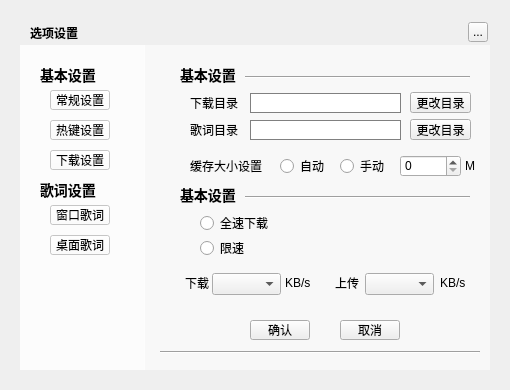
First picture: the form in musicUi/musicWidget/musicsettingwidget.ui, repository Greedysky/TTKMusicPlayer, before the edit.
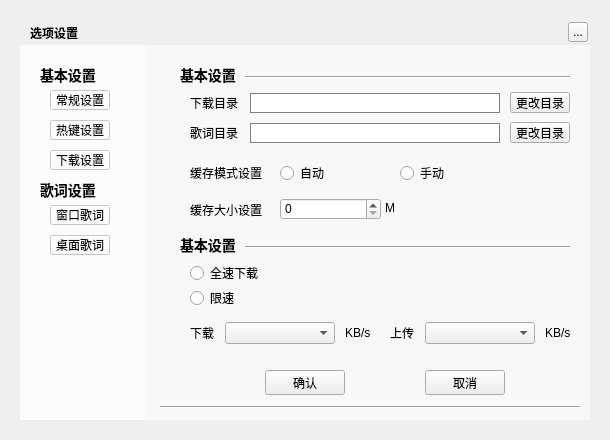
Second picture: the form after the edit. The open tabs and pages were chosen to show the change. Custom widgets are drawn as their Qt base class.

Commit message: update music setting widget[154980]

```diff
--- a/musicUi/musicWidget/musicsettingwidget.ui
+++ b/musicUi/musicWidget/musicsettingwidget.ui
@@ -6,8 +6,8 @@
    <rect>
     <x>0</x>
     <y>0</y>
-    <width>510</width>
-    <height>390</height>
+    <width>610</width>
+    <height>440</height>
    </rect>
   </property>
   <property name="windowTitle">
@@ -18,8 +18,8 @@
     <rect>
      <x>20</x>
      <y>20</y>
-     <width>470</width>
-     <height>350</height>
+     <width>570</width>
+     <height>400</height>
     </rect>
    </property>
    <property name="text">
@@ -45,7 +45,7 @@
   <widget class="QToolButton" name="topTitleCloseButton">
    <property name="geometry">
     <rect>
-     <x>468</x>
+     <x>568</x>
      <y>22</y>
      <width>20</width>
      <height>20</height>
@@ -60,8 +60,8 @@
     <rect>
      <x>160</x>
      <y>45</y>
-     <width>321</width>
-     <height>270</height>
+     <width>421</width>
+     <height>320</height>
     </rect>
    </property>
    <property name="currentIndex">
@@ -1125,7 +1125,7 @@
       <rect>
        <x>85</x>
        <y>30</y>
-       <width>225</width>
+       <width>325</width>
        <height>5</height>
       </rect>
      </property>
@@ -1169,7 +1169,7 @@
       <rect>
        <x>90</x>
        <y>48</y>
-       <width>151</width>
+       <width>250</width>
        <height>20</height>
       </rect>
      </property>
@@ -1180,9 +1180,9 @@
     <widget class="QPushButton" name="downloadDirButton">
      <property name="geometry">
       <rect>
-       <x>250</x>
+       <x>350</x>
        <y>47</y>
-       <width>61</width>
+       <width>60</width>
        <height>21</height>
       </rect>
      </property>
@@ -1194,7 +1194,7 @@
      <property name="geometry">
       <rect>
        <x>30</x>
-       <y>77</y>
+       <y>80</y>
        <width>51</width>
        <height>16</height>
       </rect>
@@ -1206,9 +1206,9 @@
     <widget class="QPushButton" name="downloadLrcDirButton">
      <property name="geometry">
       <rect>
-       <x>250</x>
-       <y>74</y>
-       <width>61</width>
+       <x>350</x>
+       <y>77</y>
+       <width>60</width>
        <height>21</height>
       </rect>
      </property>
@@ -1220,8 +1220,8 @@
      <property name="geometry">
       <rect>
        <x>90</x>
-       <y>75</y>
-       <width>151</width>
+       <y>78</y>
+       <width>250</width>
        <height>20</height>
       </rect>
      </property>
@@ -1233,7 +1233,7 @@
      <property name="geometry">
       <rect>
        <x>30</x>
-       <y>113</y>
+       <y>157</y>
        <width>81</width>
        <height>16</height>
       </rect>
@@ -1246,7 +1246,7 @@
      <property name="geometry">
       <rect>
        <x>120</x>
-       <y>113</y>
+       <y>120</y>
        <width>51</width>
        <height>16</height>
       </rect>
@@ -1258,8 +1258,8 @@
     <widget class="QRadioButton" name="downloadCacheManRadioBox">
      <property name="geometry">
       <rect>
-       <x>180</x>
-       <y>113</y>
+       <x>240</x>
+       <y>120</y>
        <width>51</width>
        <height>16</height>
       </rect>
@@ -1272,8 +1272,8 @@
      <property name="geometry">
       <rect>
        <x>85</x>
-       <y>150</y>
-       <width>225</width>
+       <y>200</y>
+       <width>325</width>
        <height>5</height>
       </rect>
      </property>
@@ -1285,7 +1285,7 @@
      <property name="geometry">
       <rect>
        <x>20</x>
-       <y>140</y>
+       <y>190</y>
        <width>60</width>
        <height>20</height>
       </rect>
@@ -1302,8 +1302,8 @@
     <widget class="QRadioButton" name="downloadFullRadioBox">
      <property name="geometry">
       <rect>
-       <x>40</x>
-       <y>170</y>
+       <x>30</x>
+       <y>220</y>
        <width>81</width>
        <height>16</height>
       </rect>
@@ -1315,8 +1315,8 @@
     <widget class="QRadioButton" name="downloadLimitRadioBox">
      <property name="geometry">
       <rect>
-       <x>40</x>
-       <y>195</y>
+       <x>30</x>
+       <y>245</y>
        <width>51</width>
        <height>16</height>
       </rect>
@@ -1328,9 +1328,9 @@
     <widget class="QSpinBox" name="downloadSpinBox">
      <property name="geometry">
       <rect>
-       <x>240</x>
-       <y>110</y>
-       <width>61</width>
+       <x>120</x>
+       <y>153</y>
+       <width>101</width>
        <height>22</height>
       </rect>
      </property>
@@ -1338,9 +1338,9 @@
     <widget class="QComboBox" name="downloadLimitSpeedComboBox">
      <property name="geometry">
       <rect>
-       <x>52</x>
-       <y>228</y>
-       <width>69</width>
+       <x>65</x>
+       <y>277</y>
+       <width>110</width>
        <height>22</height>
       </rect>
      </property>
@@ -1348,9 +1348,9 @@
     <widget class="QComboBox" name="uploadLimitSpeedComboBox">
      <property name="geometry">
       <rect>
-       <x>205</x>
-       <y>228</y>
-       <width>69</width>
+       <x>265</x>
+       <y>277</y>
+       <width>110</width>
        <height>22</height>
       </rect>
      </property>
@@ -1358,8 +1358,8 @@
     <widget class="QLabel" name="downloadCacheSizeLabel">
      <property name="geometry">
       <rect>
-       <x>305</x>
-       <y>113</y>
+       <x>225</x>
+       <y>155</y>
        <width>16</width>
        <height>16</height>
       </rect>
@@ -1371,8 +1371,8 @@
     <widget class="QLabel" name="downloadLimitSpeedLabel">
      <property name="geometry">
       <rect>
-       <x>25</x>
-       <y>230</y>
+       <x>30</x>
+       <y>280</y>
        <width>31</width>
        <height>16</height>
       </rect>
@@ -1384,8 +1384,8 @@
     <widget class="QLabel" name="uploadLimitSpeedLabel">
      <property name="geometry">
       <rect>
-       <x>175</x>
-       <y>230</y>
+       <x>230</x>
+       <y>280</y>
        <width>31</width>
        <height>16</height>
       </rect>
@@ -1397,8 +1397,8 @@
     <widget class="QLabel" name="downloadSpeedLabel">
      <property name="geometry">
       <rect>
-       <x>125</x>
-       <y>230</y>
+       <x>185</x>
+       <y>280</y>
        <width>31</width>
        <height>16</height>
       </rect>
@@ -1410,8 +1410,8 @@
     <widget class="QLabel" name="uploadSpeedLabel">
      <property name="geometry">
       <rect>
-       <x>280</x>
-       <y>230</y>
+       <x>385</x>
+       <y>280</y>
        <width>31</width>
        <height>16</height>
       </rect>
@@ -1420,6 +1420,19 @@
       <string>KB/s</string>
      </property>
     </widget>
+    <widget class="QLabel" name="downloadCacheModelLabel">
+     <property name="geometry">
+      <rect>
+       <x>30</x>
+       <y>120</y>
+       <width>81</width>
+       <height>16</height>
+      </rect>
+     </property>
+     <property name="text">
+      <string>缓存模式设置</string>
+     </property>
+    </widget>
    </widget>
   </widget>
   <widget class="QWidget" name="functionArea" native="true">
@@ -1428,7 +1441,7 @@
      <x>20</x>
      <y>45</y>
      <width>125</width>
-     <height>325</height>
+     <height>375</height>
     </rect>
    </property>
    <property name="styleSheet">
@@ -1539,10 +1552,10 @@
   <widget class="QPushButton" name="confirmButton">
    <property name="geometry">
     <rect>
-     <x>250</x>
-     <y>320</y>
-     <width>60</width>
-     <height>20</height>
+     <x>265</x>
+     <y>370</y>
+     <width>80</width>
+     <height>25</height>
     </rect>
    </property>
    <property name="text">
@@ -1552,10 +1565,10 @@
   <widget class="QPushButton" name="cancelButton">
    <property name="geometry">
     <rect>
-     <x>340</x>
-     <y>320</y>
-     <width>60</width>
-     <height>20</height>
+     <x>425</x>
+     <y>370</y>
+     <width>80</width>
+     <height>25</height>
     </rect>
    </property>
    <property name="text">
@@ -1566,8 +1579,8 @@
    <property name="geometry">
     <rect>
      <x>160</x>
-     <y>350</y>
-     <width>320</width>
+     <y>405</y>
+     <width>420</width>
      <height>5</height>
     </rect>
    </property>
@@ -1580,8 +1593,8 @@
     <rect>
      <x>144</x>
      <y>45</y>
-     <width>346</width>
-     <height>325</height>
+     <width>446</width>
+     <height>375</height>
     </rect>
    </property>
    <property name="styleSheet">
```
Left out of the diff: 236 changed lines with no effect on the pictures.
